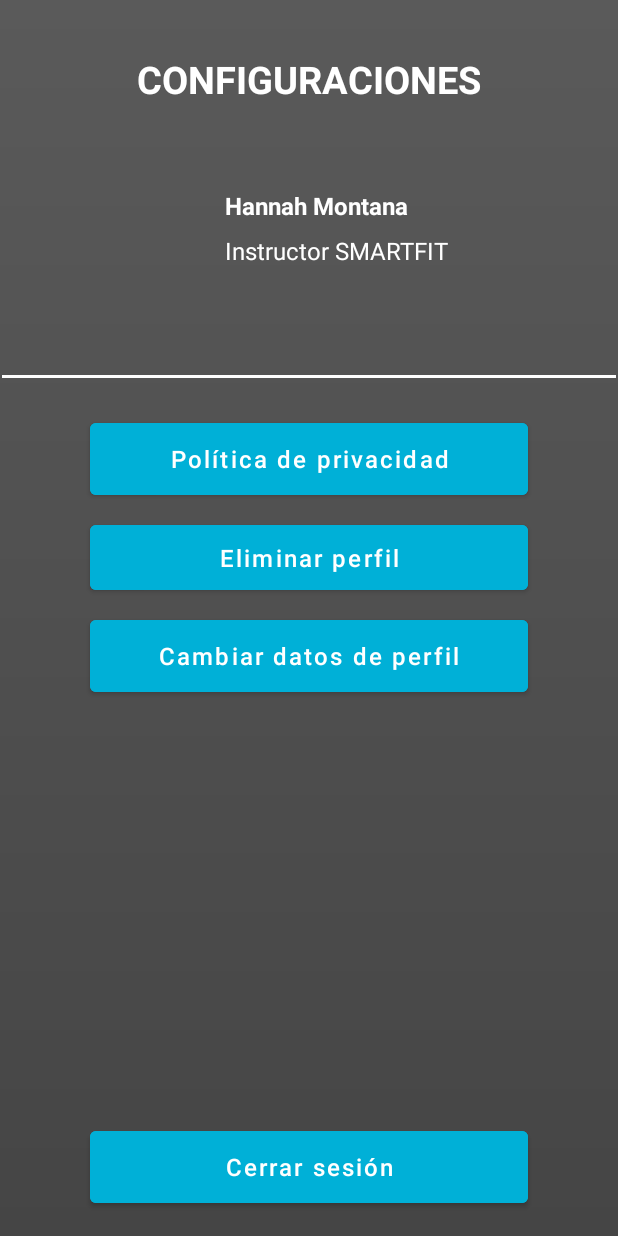
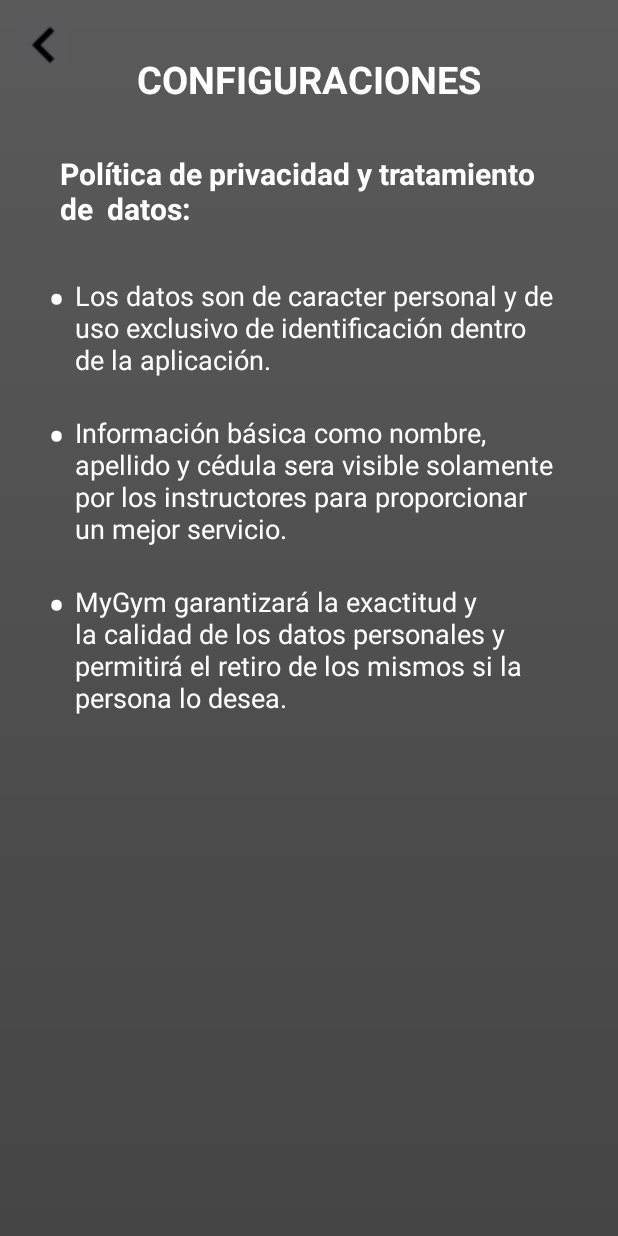
Before and after one commit to Jhonnier20/ProyectoFinalApps, an Android app: the fragment ConfigGymFragment shown on its own in the app's theme, after a tap on "Política de privacidad", on a phone screen of 412 x 824 dp. Run offline under Robolectric (Android 15) with nearby library versions, the phone set to English and light mode, and no system bars.

Commit message:
finished gym flow

```diff
--- a/app/src/main/AndroidManifest.xml
+++ b/app/src/main/AndroidManifest.xml
@@ -13,6 +13,12 @@
         android:roundIcon="@mipmap/ic_launcher_round"
         android:supportsRtl="true"
         android:theme="@style/Theme.ProyectoFinalApps">
+        <activity
+            android:name=".activities.ActivateClient_AllowEntry"
+            android:exported="true" />
+        <activity
+            android:name=".activities.PrivacyPolicyActivity"
+            android:exported="true" />
         <activity
             android:name=".activities.HomeGymActivity"
             android:exported="true" />
--- a/app/src/main/java/com/example/proyectofinalapps/activities/ClientActivity.java
+++ b/app/src/main/java/com/example/proyectofinalapps/activities/ClientActivity.java
@@ -27,7 +27,6 @@ public class ClientActivity extends AppCompatActivity {
 
         registerClientBtn.setOnClickListener(this::registerClient);
         loginClientBtn.setOnClickListener(this::loginClient);
-
     }
 
     private void loginClient(View view) {
--- /dev/null
+++ b/app/src/main/java/com/example/proyectofinalapps/activities/PrivacyPolicyActivity.java
@@ -0,0 +1,31 @@
+package com.example.proyectofinalapps.activities;
+
+import androidx.appcompat.app.AppCompatActivity;
+import android.content.Intent;
+import android.os.Bundle;
+import android.view.View;
+import android.widget.ImageButton;
+import com.example.proyectofinalapps.databinding.ActivityPrivacyPolicyBinding;
+import com.example.proyectofinalapps.fragments.ConfigGymFragment;
+
+public class PrivacyPolicyActivity extends AppCompatActivity {
+
+    private ImageButton goToConfig;
+    private ActivityPrivacyPolicyBinding binding;
+
+    @Override
+    protected void onCreate(Bundle savedInstanceState) {
+        super.onCreate(savedInstanceState);
+        binding = ActivityPrivacyPolicyBinding.inflate(getLayoutInflater());
+        setContentView(binding.getRoot());
+
+        goToConfig = binding.goToConfig;
+
+        goToConfig.setOnClickListener(this::goToConfig);
+    }
+
+    private void goToConfig(View view){
+        Intent intent = new Intent(this, HomeStaffActivity.class);
+        startActivity(intent);
+    }
+}
--- a/app/src/main/java/com/example/proyectofinalapps/fragments/ConfigGymFragment.java
+++ b/app/src/main/java/com/example/proyectofinalapps/fragments/ConfigGymFragment.java
@@ -1,18 +1,18 @@
 package com.example.proyectofinalapps.fragments;
 
+import android.content.Intent;
 import android.os.Bundle;
-
 import androidx.fragment.app.Fragment;
-
 import android.view.LayoutInflater;
 import android.view.View;
 import android.view.ViewGroup;
 import android.widget.Button;
-import android.widget.EditText;
 import android.widget.ImageView;
 import android.widget.TextView;
 
-import com.example.proyectofinalapps.R;
+import com.example.proyectofinalapps.activities.ActivateClient_AllowEntry;
+import com.example.proyectofinalapps.activities.LoginActivity;
+import com.example.proyectofinalapps.activities.PrivacyPolicyActivity;
 import com.example.proyectofinalapps.databinding.FragmentConfigGymBinding;
 
 public class ConfigGymFragment extends Fragment {
@@ -22,6 +22,8 @@ public class ConfigGymFragment extends Fragment {
     private TextView gymName, gymInstructor;
     private Button privacyPolicy, deleteProfile, editProfile, signOff;
     private View view;
+
+    private PrivacyPolicyActivity privacyPolicyActivity;
 
     public ConfigGymFragment() {
         // Required empty public constructor
@@ -57,7 +59,8 @@ public class ConfigGymFragment extends Fragment {
     }
 
     protected void goToPrivacyPolicy(View view){
-        //TODO
+        Intent intent = new Intent(getActivity(), PrivacyPolicyActivity.class);
+        getActivity().startActivity(intent);
     }
 
     protected void deleteProfile(View view){
--- a/app/src/main/res/layout/activity_login.xml
+++ b/app/src/main/res/layout/activity_login.xml
@@ -62,7 +62,7 @@
         android:ems="10"
         android:fontFamily="@font/cairo_regular"
         android:hint="@string/password_hint_et"
-        android:inputType="textPersonName"
+        android:inputType="textPassword"
         android:textSize="16dp"
         app:errorEnabled="true"
         app:errorIconDrawable="@null"
--- /dev/null
+++ b/app/src/main/res/layout/activity_privacy_policy.xml
@@ -0,0 +1,134 @@
+<?xml version="1.0" encoding="utf-8"?>
+<androidx.constraintlayout.widget.ConstraintLayout xmlns:android="http://schemas.android.com/apk/res/android"
+    xmlns:app="http://schemas.android.com/apk/res-auto"
+    xmlns:tools="http://schemas.android.com/tools"
+    android:layout_width="match_parent"
+    android:layout_height="match_parent"
+    android:background="@drawable/main_app_back">
+
+    <TextView
+        android:id="@+id/textView14"
+        android:layout_width="wrap_content"
+        android:layout_height="wrap_content"
+        android:layout_marginTop="35dp"
+        android:text="CONFIGURACIONES"
+        android:textColor="#FFFFFF"
+        android:textSize="25dp"
+        android:textStyle="bold"
+        app:layout_constraintEnd_toEndOf="parent"
+        app:layout_constraintStart_toStartOf="parent"
+        app:layout_constraintTop_toTopOf="parent" />
+
+    <TextView
+        android:id="@+id/textView15"
+        android:layout_width="0dp"
+        android:layout_height="wrap_content"
+        android:layout_marginStart="40dp"
+        android:layout_marginTop="32dp"
+        android:layout_marginEnd="40dp"
+        android:text="Política de privacidad y tratamiento de  datos:"
+        android:textColor="#FFFFFF"
+        android:textSize="20sp"
+        android:textStyle="normal|bold"
+        app:layout_constraintEnd_toEndOf="parent"
+        app:layout_constraintHorizontal_bias="0.497"
+        app:layout_constraintStart_toStartOf="parent"
+        app:layout_constraintTop_toBottomOf="@+id/textView14" />
+
+    <TextView
+        android:id="@+id/textView16"
+        android:layout_width="0dp"
+        android:layout_height="wrap_content"
+        android:layout_marginStart="50dp"
+        android:layout_marginTop="32dp"
+        android:layout_marginEnd="40dp"
+        android:text="Los datos son de caracter personal y de uso exclusivo de identificación dentro de la aplicación."
+        android:textColor="#FFFFFF"
+        android:textSize="18sp"
+        android:textStyle="normal"
+        app:layout_constraintEnd_toEndOf="parent"
+        app:layout_constraintHorizontal_bias="0.0"
+        app:layout_constraintStart_toStartOf="parent"
+        app:layout_constraintTop_toBottomOf="@+id/textView15" />
+
+    <TextView
+        android:id="@+id/textView17"
+        android:layout_width="0dp"
+        android:layout_height="wrap_content"
+        android:layout_marginStart="50dp"
+        android:layout_marginTop="24dp"
+        android:layout_marginEnd="40dp"
+        android:text="Información básica como nombre, apellido y cédula sera visible solamente por los instructores para proporcionar un mejor servicio."
+        android:textColor="#FFFFFF"
+        android:textSize="18sp"
+        android:textStyle="normal"
+        app:layout_constraintEnd_toEndOf="parent"
+        app:layout_constraintHorizontal_bias="1.0"
+        app:layout_constraintStart_toStartOf="parent"
+        app:layout_constraintTop_toBottomOf="@+id/textView16" />
+
+    <TextView
+        android:id="@+id/textView18"
+        android:layout_width="0dp"
+        android:layout_height="wrap_content"
+        android:layout_marginStart="50dp"
+        android:layout_marginTop="24dp"
+        android:layout_marginEnd="40dp"
+        android:text="MyGym garantizará la exactitud y la calidad de los datos personales y permitirá el retiro de los mismos si la persona lo desea."
+        android:textColor="#FFFFFF"
+        android:textSize="18sp"
+        android:textStyle="normal"
+        app:layout_constraintEnd_toEndOf="parent"
+        app:layout_constraintHorizontal_bias="0.0"
+        app:layout_constraintStart_toStartOf="parent"
+        app:layout_constraintTop_toBottomOf="@+id/textView17" />
+
+    <TextView
+        android:id="@+id/textView19"
+        android:layout_width="14dp"
+        android:layout_height="46dp"
+        android:layout_marginStart="32dp"
+        android:layout_marginTop="23dp"
+        android:text="•"
+        android:textColor="#FFFFFF"
+        android:textSize="34sp"
+        android:textStyle="normal"
+        app:layout_constraintStart_toStartOf="parent"
+        app:layout_constraintTop_toBottomOf="@+id/textView15" />
+
+    <TextView
+        android:id="@+id/textView20"
+        android:layout_width="14dp"
+        android:layout_height="46dp"
+        android:layout_marginStart="32dp"
+        android:layout_marginTop="15dp"
+        android:text="•"
+        android:textColor="#FFFFFF"
+        android:textSize="34sp"
+        android:textStyle="normal"
+        app:layout_constraintStart_toStartOf="parent"
+        app:layout_constraintTop_toBottomOf="@+id/textView16" />
+
+    <TextView
+        android:id="@+id/textView21"
+        android:layout_width="14dp"
+        android:layout_height="46dp"
+        android:layout_marginStart="32dp"
+        android:layout_marginTop="15dp"
+        android:text="•"
+        android:textColor="#FFFFFF"
+        android:textSize="34sp"
+        android:textStyle="normal"
+        app:layout_constraintStart_toStartOf="parent"
+        app:layout_constraintTop_toBottomOf="@+id/textView17" />
+
+    <ImageButton
+        android:id="@+id/goToConfig"
+        android:layout_width="42dp"
+        android:layout_height="43dp"
+        android:layout_marginStart="8dp"
+        android:layout_marginTop="8dp"
+        app:layout_constraintStart_toStartOf="parent"
+        app:layout_constraintTop_toTopOf="parent"
+        app:srcCompat="@drawable/back_left" />
+</androidx.constraintlayout.widget.ConstraintLayout>
--- a/app/src/main/res/layout/activity_register_user.xml
+++ b/app/src/main/res/layout/activity_register_user.xml
@@ -172,6 +172,9 @@
         android:textSize="16dp"
         app:layout_constraintBottom_toTopOf="@+id/goToRegisterTV"
         app:layout_constraintEnd_toEndOf="parent"
-        app:layout_constraintStart_toStartOf="parent" />
+        app:layout_constraintHorizontal_bias="0.0"
+        app:layout_constraintStart_toStartOf="parent"
+        app:layout_constraintTop_toBottomOf="@+id/password2RegisterET"
+        app:layout_constraintVertical_bias="0.895" />
 
 </androidx.constraintlayout.widget.ConstraintLayout>
--- a/app/src/main/res/layout/fragment_config.xml
+++ b/app/src/main/res/layout/fragment_config.xml
@@ -35,13 +35,14 @@
         android:layout_width="0dp"
         android:layout_height="60dp"
         android:layout_marginStart="40dp"
+        android:layout_marginTop="16dp"
         android:layout_marginEnd="40dp"
         android:backgroundTint="#00B0D7"
         android:text="Cambiar datos de perfil"
         android:textAllCaps="false"
         app:layout_constraintEnd_toEndOf="parent"
         app:layout_constraintStart_toStartOf="parent"
-        tools:layout_editor_absoluteY="179dp" />
+        app:layout_constraintTop_toBottomOf="@+id/constraintLayout" />
 
     <Button
         android:id="@+id/button3"
```
Also changed, not shown: app/src/main/java/com/example/proyectofinalapps/activities/ActivateClient_AllowEntry.java (added, +65 -0 lines), app/src/main/java/com/example/proyectofinalapps/activities/Notifications.java (added, +14 -0 lines), app/src/main/java/com/example/proyectofinalapps/activities/customerDetails.java (added, +14 -0 lines), app/src/main/java/com/example/proyectofinalapps/fragments/HomeStaffFragment.java (+20 -7 lines), app/src/main/res/layout/activity_activate_client_allow_entry.xml (added, +152 -0 lines), app/src/main/res/layout/activity_customer_details.xml (added, +9 -0 lines), app/src/main/res/layout/activity_notifications.xml (added, +9 -0 lines).
